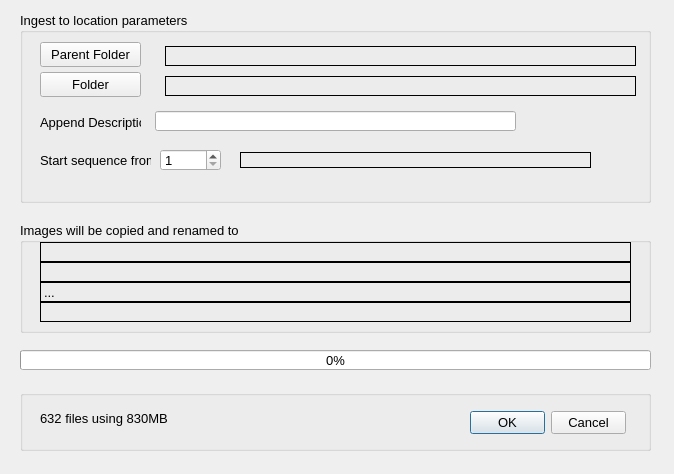
The window that copypickdlg.ui (towhee/Winnow64) describes before a commit, drawn with Qt 5.
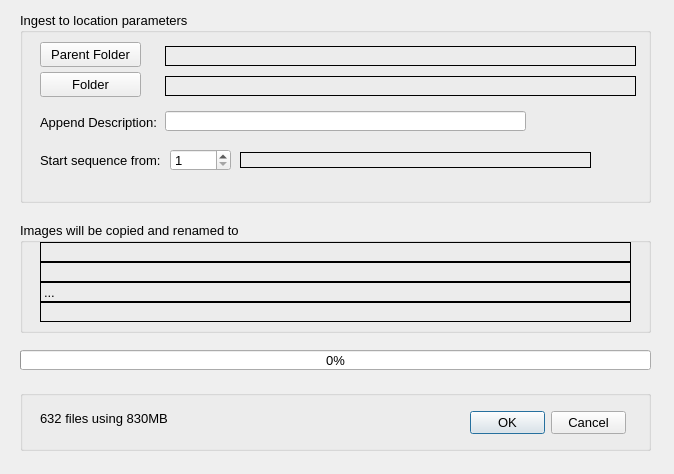
The same window after the commit.

What changed in the file:
```diff
--- a/copypickdlg.ui
+++ b/copypickdlg.ui
@@ -336,7 +336,7 @@
    <widget class="QLineEdit" name="descriptionLineEdit">
     <property name="geometry">
      <rect>
-      <x>135</x>
+      <x>145</x>
       <y>99</y>
       <width>361</width>
       <height>20</height>
@@ -356,7 +356,7 @@
      <rect>
       <x>20</x>
       <y>100</y>
-      <width>101</width>
+      <width>121</width>
       <height>20</height>
      </rect>
     </property>
@@ -377,7 +377,7 @@
      <rect>
       <x>20</x>
       <y>140</y>
-      <width>111</width>
+      <width>121</width>
       <height>16</height>
      </rect>
     </property>
@@ -393,7 +393,7 @@
    <widget class="QSpinBox" name="spinBoxStartNumber">
     <property name="geometry">
      <rect>
-      <x>140</x>
+      <x>150</x>
       <y>137</y>
       <width>61</width>
       <height>22</height>
```
